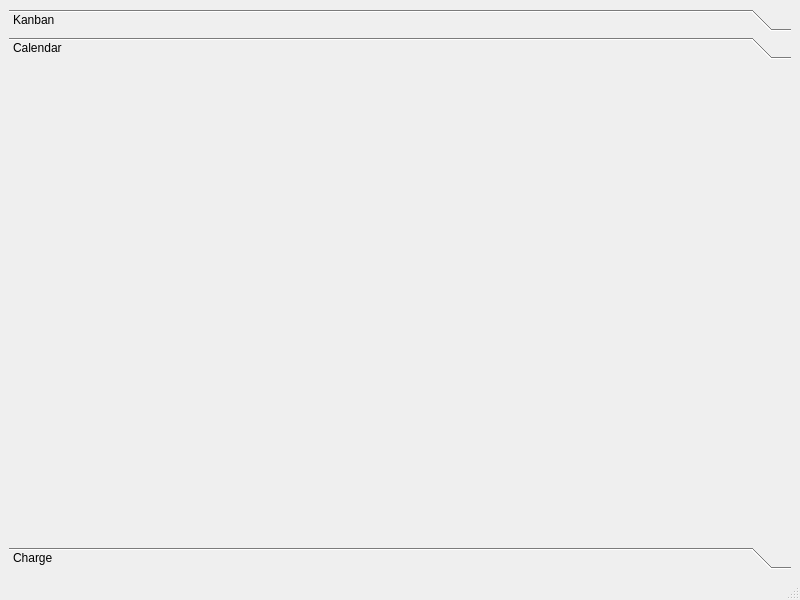
First picture: the form in mainwindow.ui, repository MaximeAeva/TheEfficientGuy, before the edit.
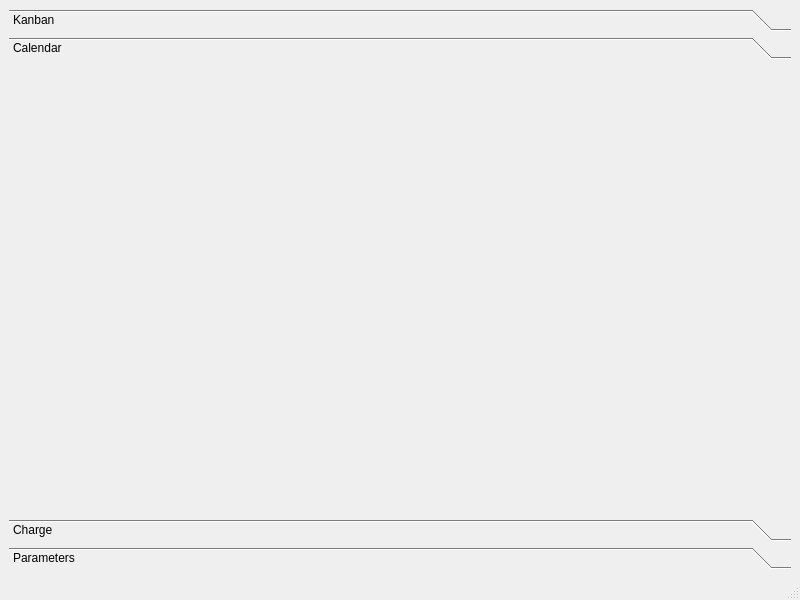
Second picture: the form after the edit. The open tabs and pages were chosen to show the change.

```diff
--- a/mainwindow.ui
+++ b/mainwindow.ui
@@ -69,7 +69,7 @@
          <x>0</x>
          <y>0</y>
          <width>782</width>
-         <height>455</height>
+         <height>427</height>
         </rect>
        </property>
        <attribute name="label">
@@ -81,6 +81,11 @@
         <string>Charge</string>
        </attribute>
       </widget>
+      <widget class="QWidget" name="page_4">
+       <attribute name="label">
+        <string>Parameters</string>
+       </attribute>
+      </widget>
      </widget>
     </item>
    </layout>
```
Left out of the diff: 4 changed lines with no effect on the pictures.
